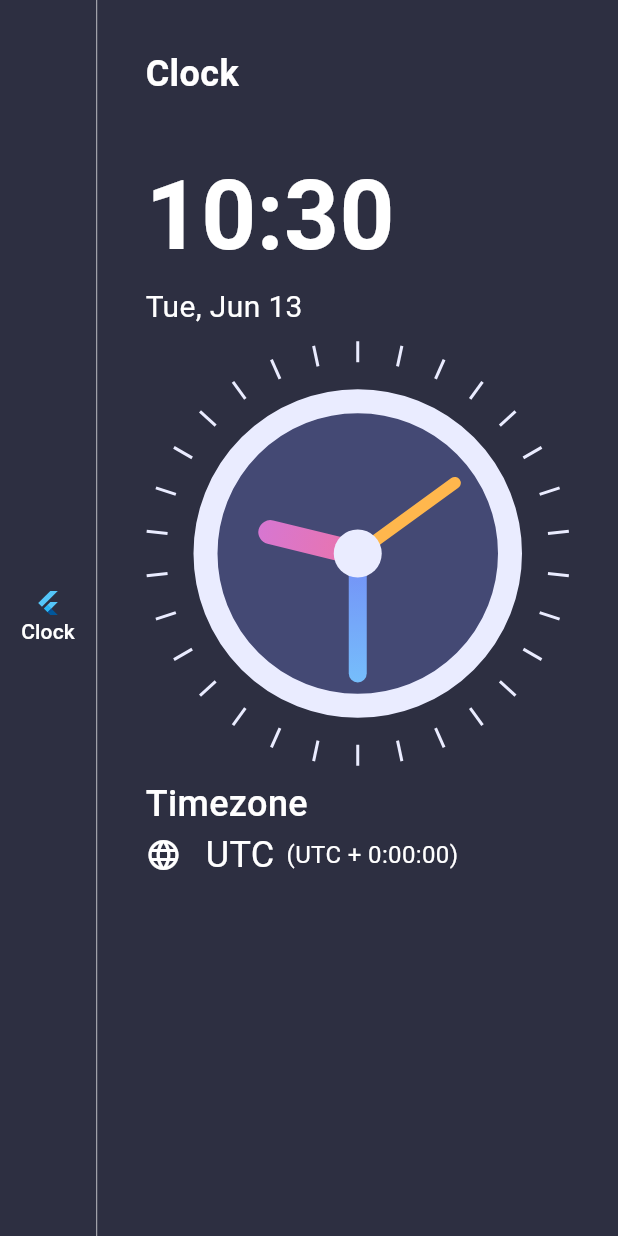
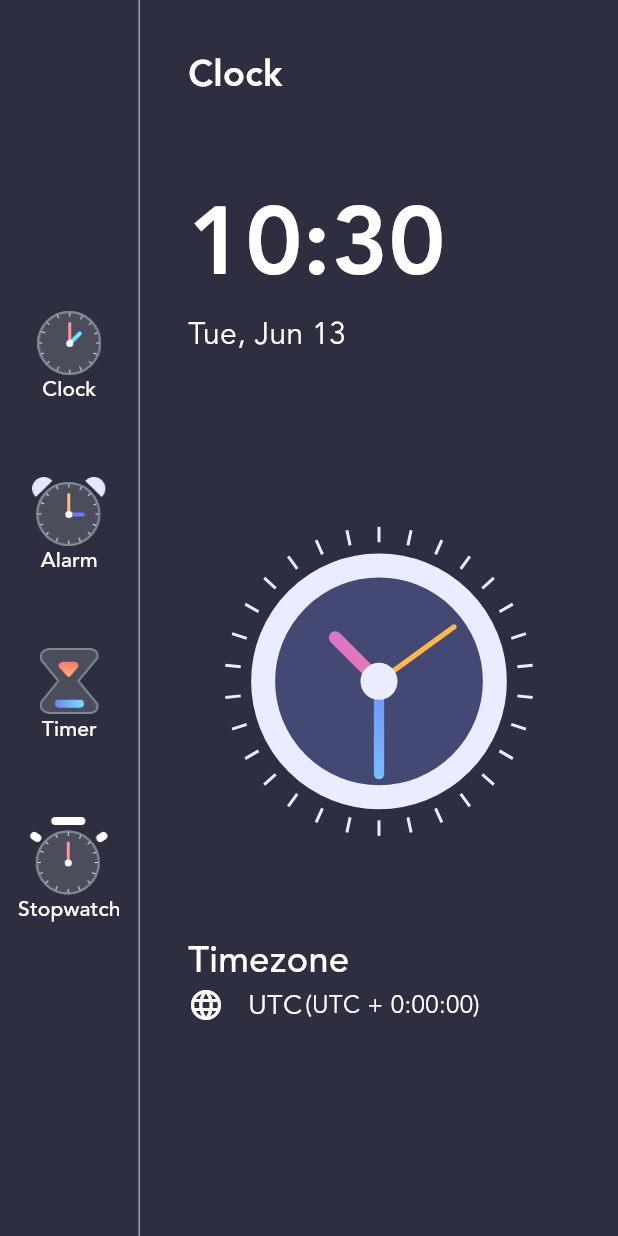
Before and after one commit to progeloper/clock_app, a Flutter app: the screen it shows after launch, after a tap on "Clock", on a phone screen of 412 x 824 dp. Run offline on Flutter 3.47's test engine with Material 2 defaults, Android fonts, the phone set to English and light mode, and no system bars.

Commit message:
building

```diff
--- a/lib/pages/home_page.dart
+++ b/lib/pages/home_page.dart
@@ -28,30 +28,21 @@ class _HomePageState extends State<HomePage> {
     if (!timeZoneString.startsWith('-')) offsetSign = '+';
     return Scaffold(
       backgroundColor: const Color(0xFF2D2F41),
-      body: Row(
+      body: SafeArea(
+        child: Row(
           children: [
             Column(
               mainAxisAlignment: MainAxisAlignment.center,
               mainAxisSize: MainAxisSize.max,
               children: [
-              TextButton(
-                onPressed: () {},
-                child: const Column(
-                  children: [
-                    FlutterLogo(),
-                    Text(
-                      'Clock',
-                      style: TextStyle(
-                        color: Colors.white,
-                        fontSize: 14,
-                      ),
-                    ),
+                buildTextButton(asset: 'assets/clock_icon.png', label: 'Clock'),
+                buildTextButton(asset: 'assets/alarm_icon.png', label: 'Alarm'),
+                buildTextButton(asset: 'assets/timer_icon.png', label: 'Timer'),
+                buildTextButton(
+                    asset: 'assets/stopwatch_icon.png', label: 'Stopwatch'),
               ],
             ),
-              ),
-            ],
-          ),
-          VerticalDivider(
+            const VerticalDivider(
               color: Colors.white54,
               width: 1,
             ),
@@ -63,21 +54,30 @@ class _HomePageState extends State<HomePage> {
                 child: Column(
                   crossAxisAlignment: CrossAxisAlignment.start,
                   children: [
-                  const Text(
+                    const Flexible(
+                      flex: 1,
+                      fit: FlexFit.tight,
+                      child: Text(
                         'Clock',
                         style: TextStyle(
                             color: Colors.white,
                             fontSize: 24,
+                            fontFamily: 'Avenir',
                             fontWeight: FontWeight.w600),
                       ),
-                  const SizedBox(
-                    height: 32,
                     ),
+                    Flexible(
+                      flex: 2,
+                      fit: FlexFit.tight,
+                      child: Column(
+                        crossAxisAlignment: CrossAxisAlignment.start,
+                        children: [
                           Text(
                             DateFormat.Hm().format(dateTime),
                             style: const TextStyle(
                                 color: Colors.white,
                                 fontSize: 64,
+                                fontFamily: 'Avenir',
                                 fontWeight: FontWeight.w600),
                           ),
                           Text(
@@ -85,14 +85,34 @@ class _HomePageState extends State<HomePage> {
                             style: const TextStyle(
                                 color: Colors.white,
                                 fontSize: 20,
+                                fontFamily: 'Avenir',
                                 fontWeight: FontWeight.w400),
                           ),
-                  const ClockView(),
+                        ],
+                      ),
+                    ),
+                    Flexible(
+                      flex: 4,
+                      fit: FlexFit.tight,
+                      child: Align(
+                        alignment: Alignment.center,
+                        child: ClockView(
+                          size: MediaQuery.of(context).size.height / 4,
+                        ),
+                      ),
+                    ),
+                    Flexible(
+                      flex: 2,
+                      fit: FlexFit.tight,
+                      child: Column(
+                        crossAxisAlignment: CrossAxisAlignment.start,
+                        children: [
                           const Text(
                             'Timezone',
                             style: TextStyle(
                                 color: Colors.white,
                                 fontSize: 24,
+                                fontFamily: 'Avenir',
                                 fontWeight: FontWeight.w500),
                           ),
                           Row(
@@ -105,20 +125,22 @@ class _HomePageState extends State<HomePage> {
                                 width: 16,
                               ),
                               Text(
-                        '${dateTime.timeZoneName}',
+                                dateTime.timeZoneName,
                                 style: const TextStyle(
                                     color: Colors.white,
-                            fontSize: 24,
+                                    fontSize: 18,
+                                    fontFamily: 'Avenir',
                                     fontWeight: FontWeight.w400),
                               ),
                               const SizedBox(
-                        width: 8,
+                                width: 2,
                               ),
                               Text(
                                 '(UTC $offsetSign $timeZoneString)',
                                 style: const TextStyle(
                                     color: Colors.white,
                                     fontSize: 16,
+                                    fontFamily: 'Avenir',
                                     fontWeight: FontWeight.w400),
                               ),
                             ],
@@ -126,8 +148,40 @@ class _HomePageState extends State<HomePage> {
                         ],
                       ),
                     ),
+                  ],
+                ),
+              ),
             ),
           ],
+        ),
+      ),
+    );
+  }
+
+  Widget buildTextButton({
+    required String asset,
+    required String label,
+  }) {
+    return Padding(
+      padding: const EdgeInsets.symmetric(vertical: 16.0),
+      child: TextButton(
+        onPressed: () {},
+        child: Column(
+          children: [
+            Image.asset(
+              asset,
+              scale: 1.5,
+            ),
+            Text(
+              label,
+              style: const TextStyle(
+                color: Colors.white,
+                fontSize: 14,
+                fontFamily: 'Avenir',
+              ),
+            ),
+          ],
+        ),
       ),
     );
   }
--- /dev/null
+++ b/lib/src/enums.dart
@@ -0,0 +1 @@
+enum MenuType {Clock, Alarm, Timer, Stopwatch}
--- a/lib/widgets/clock_view.dart
+++ b/lib/widgets/clock_view.dart
@@ -4,7 +4,8 @@ import 'dart:math';
 import 'package:flutter/material.dart';
 
 class ClockView extends StatefulWidget {
-  const ClockView({Key? key}) : super(key: key);
+  final double size;
+  const ClockView({Key? key, required this.size,}) : super(key: key);
 
   @override
   State<ClockView> createState() => _ClockViewState();
@@ -14,8 +15,8 @@ class _ClockViewState extends State<ClockView> {
   @override
   Widget build(BuildContext context) {
     return Container(
-      height: 300,
-      width: 300,
+      height: widget.size,
+      width: widget.size,
       child: Transform.rotate(
         angle: -pi / 2,
         child: CustomPaint(
@@ -65,7 +66,7 @@ class ClockPainter extends CustomPainter {
       ..color = Colors.orange.shade300
       ..style = PaintingStyle.stroke
       ..strokeCap = StrokeCap.round
-      ..strokeWidth = 8;
+      ..strokeWidth = size.width/60;
     var minHandBrush = Paint()
       ..shader = const RadialGradient(colors: [
         Color(0xFF748EF6),
@@ -74,7 +75,7 @@ class ClockPainter extends CustomPainter {
           Rect.fromCircle(center: center, radius: radius)) //a shader babay!!
       ..style = PaintingStyle.stroke
       ..strokeCap = StrokeCap.round
-      ..strokeWidth = 12;
+      ..strokeWidth = size.width/30;
 
     var hourHandBrush = Paint()
       ..shader =
@@ -82,34 +83,34 @@ class ClockPainter extends CustomPainter {
               .createShader(Rect.fromCircle(center: center, radius: radius))
       ..style = PaintingStyle.stroke
       ..strokeCap = StrokeCap.round
-      ..strokeWidth = 16;
+      ..strokeWidth = size.width/24;
 
-    canvas.drawCircle(center, radius - 40,
+    canvas.drawCircle(center, radius * 0.75,
         fillBrush); //finally drawing the object on the canvas
     canvas.drawCircle(
-        center, radius - 40, outlineBrush); //painting the outline of the clock
+        center, radius * 0.75, outlineBrush); //painting the outline of the clock
 
     var hourHandX = centerX +
-        60 * cos(dateTime.hour * 30 + dateTime.minute * 0.5 * pi / 180);
+        radius * 0.4 * cos((dateTime.hour * 30 + dateTime.minute * 0.5) * pi / 180);
     var hourHandY = centerY +
-        60 * sin(dateTime.hour * 30 + dateTime.minute * 0.5 * pi / 180);
+        radius * 0.4 * sin((dateTime.hour * 30 + dateTime.minute * 0.5) * pi / 180);
     canvas.drawLine(center, Offset(hourHandX, hourHandY), hourHandBrush);
 
-    var minHandX = centerX + 80 * cos(dateTime.minute * 6 * pi / 180);
-    var minHandY = centerY + 80 * sin(dateTime.minute * 6 * pi / 180);
+    var minHandX = centerX + radius * 0.6 * cos(dateTime.minute * 6 * pi / 180);
+    var minHandY = centerY + radius * 0.6 * sin(dateTime.minute * 6 * pi / 180);
     canvas.drawLine(center, Offset(minHandX, minHandY), minHandBrush);
 
-    var secHandX = centerX + 80 * cos(dateTime.second * 6 * pi / 180);
-    var secHandY = centerY + 80 * sin(dateTime.second * 6 * pi / 180);
+    var secHandX = centerX + radius * 0.6 * cos(dateTime.second * 6 * pi / 180);
+    var secHandY = centerY + radius * 0.6 * sin(dateTime.second * 6 * pi / 180);
     canvas.drawLine(center, Offset(secHandX, secHandY), secHandBrush);
     canvas.drawCircle(
-        center, 16, centerBrush); //painting the center of the clock
+        center, radius * 0.12, centerBrush); //painting the center of the clock
     var dashBrush = Paint()..color = const Color(0xFFEAECFF)
       ..style = PaintingStyle.stroke
       ..strokeWidth = 2;
 
     var outerCircleRadius = radius;
-    var innerCircleRadius = radius-14;
+    var innerCircleRadius = radius * 0.9;
     for(int i=0;i<360;i+=12){
       var x1 = centerX + outerCircleRadius * cos(i * pi/180); //point at which dash begins on x axis
       var y1 = centerY + outerCircleRadius * sin(i * pi/180); //point at which dash begins on y axis
```
Also changed, not shown: pubspec.yaml (+12 -6 lines), lib/src/models/menu-infor.dart (added). Lines whose indentation alone changed are shown as unchanged.
